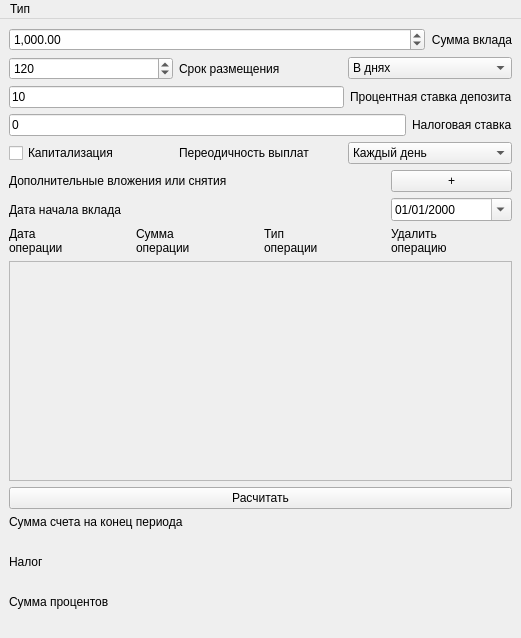
Before: the Qt Designer form calcul/depos_window_2.ui in Tvix57/mycalc, drawn with Qt 5.
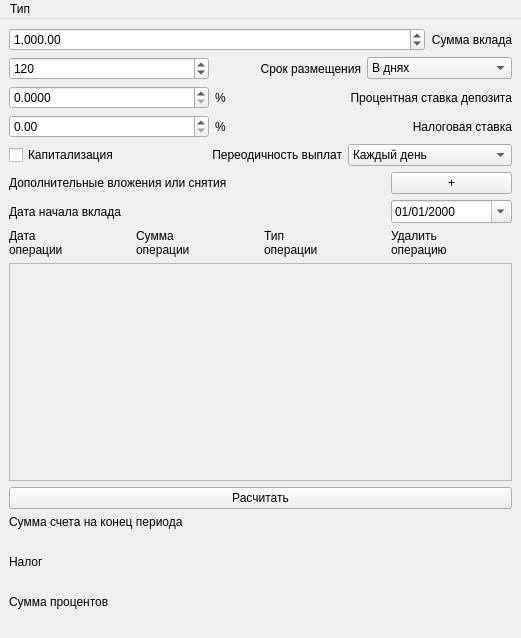
After: the same form once the commit is applied.

Patch:
```diff
--- a/calcul/depos_window_2.ui
+++ b/calcul/depos_window_2.ui
@@ -57,6 +57,24 @@
        <layout class="QHBoxLayout" name="horizontalLayout_2">
         <item>
          <widget class="QSpinBox" name="spinBox_day">
+          <property name="sizePolicy">
+           <sizepolicy hsizetype="Fixed" vsizetype="Fixed">
+            <horstretch>0</horstretch>
+            <verstretch>0</verstretch>
+           </sizepolicy>
+          </property>
+          <property name="minimumSize">
+           <size>
+            <width>200</width>
+            <height>0</height>
+           </size>
+          </property>
+          <property name="maximumSize">
+           <size>
+            <width>200</width>
+            <height>16777215</height>
+           </size>
+          </property>
           <property name="maximum">
            <number>999999999</number>
           </property>
@@ -70,6 +88,9 @@
           <property name="text">
            <string>Срок размещения</string>
           </property>
+          <property name="alignment">
+           <set>Qt::AlignRight|Qt::AlignTrailing|Qt::AlignVCenter</set>
+          </property>
          </widget>
         </item>
         <item>
@@ -96,17 +117,60 @@
       <item>
        <layout class="QHBoxLayout" name="horizontalLayout_3">
         <item>
-         <widget class="QLineEdit" name="line_proc">
+         <widget class="QDoubleSpinBox" name="proc_doubleSpinBox">
+          <property name="sizePolicy">
+           <sizepolicy hsizetype="Fixed" vsizetype="Fixed">
+            <horstretch>0</horstretch>
+            <verstretch>0</verstretch>
+           </sizepolicy>
+          </property>
+          <property name="minimumSize">
+           <size>
+            <width>200</width>
+            <height>0</height>
+           </size>
+          </property>
+          <property name="maximumSize">
+           <size>
+            <width>200</width>
+            <height>16777215</height>
+           </size>
+          </property>
+          <property name="decimals">
+           <number>4</number>
+          </property>
+          <property name="singleStep">
+           <double>0.000100000000000</double>
+          </property>
+         </widget>
+        </item>
+        <item>
+         <widget class="QLabel" name="label_9">
+          <property name="sizePolicy">
+           <sizepolicy hsizetype="Minimum" vsizetype="Preferred">
+            <horstretch>0</horstretch>
+            <verstretch>0</verstretch>
+           </sizepolicy>
+          </property>
           <property name="text">
-           <string>10</string>
+           <string>%</string>
           </property>
          </widget>
         </item>
         <item>
          <widget class="QLabel" name="label_proc">
+          <property name="sizePolicy">
+           <sizepolicy hsizetype="Expanding" vsizetype="Preferred">
+            <horstretch>0</horstretch>
+            <verstretch>0</verstretch>
+           </sizepolicy>
+          </property>
           <property name="text">
            <string>Процентная ставка депозита</string>
           </property>
+          <property name="alignment">
+           <set>Qt::AlignRight|Qt::AlignTrailing|Qt::AlignVCenter</set>
+          </property>
          </widget>
         </item>
        </layout>
@@ -114,20 +178,54 @@
       <item>
        <layout class="QHBoxLayout" name="horizontalLayout_4">
         <item>
-         <widget class="QLineEdit" name="line_nalog">
-          <property name="inputMethodHints">
-           <set>Qt::ImhNone</set>
+         <widget class="QDoubleSpinBox" name="nalog_doubleSpinBox_2">
+          <property name="sizePolicy">
+           <sizepolicy hsizetype="Fixed" vsizetype="Fixed">
+            <horstretch>0</horstretch>
+            <verstretch>0</verstretch>
+           </sizepolicy>
+          </property>
+          <property name="minimumSize">
+           <size>
+            <width>200</width>
+            <height>0</height>
+           </size>
+          </property>
+          <property name="maximumSize">
+           <size>
+            <width>200</width>
+            <height>16777215</height>
+           </size>
+          </property>
+         </widget>
+        </item>
+        <item>
+         <widget class="QLabel" name="label_8">
+          <property name="sizePolicy">
+           <sizepolicy hsizetype="Minimum" vsizetype="Minimum">
+            <horstretch>0</horstretch>
+            <verstretch>0</verstretch>
+           </sizepolicy>
           </property>
           <property name="text">
-           <string>0</string>
+           <string>%</string>
           </property>
          </widget>
         </item>
         <item>
          <widget class="QLabel" name="label_nalog">
+          <property name="sizePolicy">
+           <sizepolicy hsizetype="Expanding" vsizetype="Preferred">
+            <horstretch>0</horstretch>
+            <verstretch>0</verstretch>
+           </sizepolicy>
+          </property>
           <property name="text">
            <string>Налоговая ставка</string>
           </property>
+          <property name="alignment">
+           <set>Qt::AlignRight|Qt::AlignTrailing|Qt::AlignVCenter</set>
+          </property>
          </widget>
         </item>
        </layout>
@@ -146,6 +244,9 @@
           <property name="text">
            <string>Переодичность выплат</string>
           </property>
+          <property name="alignment">
+           <set>Qt::AlignRight|Qt::AlignTrailing|Qt::AlignVCenter</set>
+          </property>
          </widget>
         </item>
         <item>
@@ -263,8 +364,8 @@
         <rect>
          <x>0</x>
          <y>0</y>
-         <width>495</width>
-         <height>83</height>
+         <width>501</width>
+         <height>215</height>
         </rect>
        </property>
        <property name="sizePolicy">
```
Left out of the diff: 2 changed lines with no effect on the pictures.
